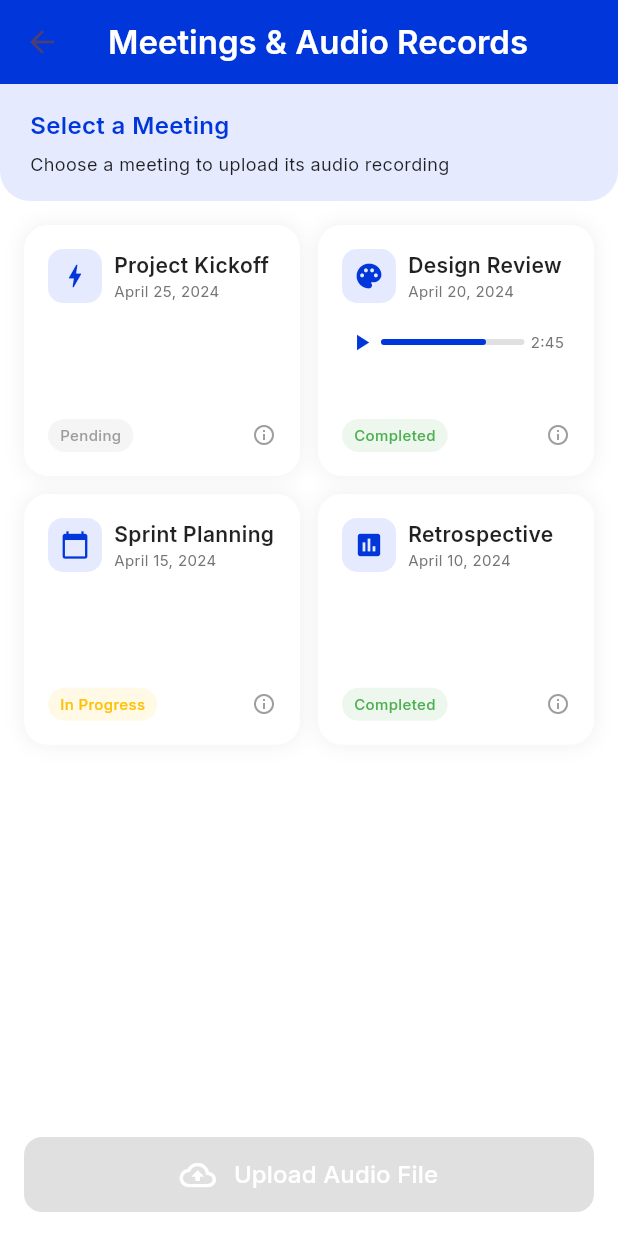
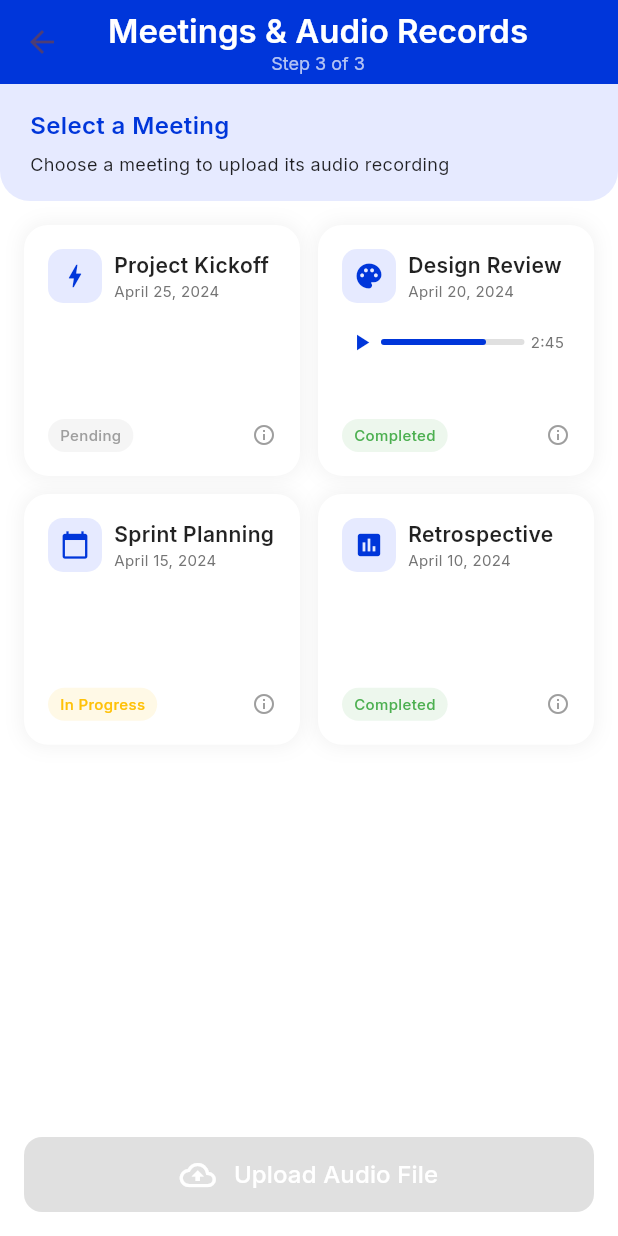
Before and after one commit to lailanabill/ReqBot, a Flutter app: the Record screen opened by its route, on a phone screen of 412 x 824 dp. Run offline on Flutter 3.47's test engine with Material 3 defaults, Android fonts, the phone set to English and light mode, and no system bars; our stand-ins replace animate_do, dio, flutter_dotenv, flutter_markdown, google_fonts, lottie and 4 more; missing offline and left inert: animated_introduction, dart:html, universal_html; accounts and stored records are empty.

Commit message:
editing the routing

```diff
--- a/reqbotui/lib/views/screens/record.dart
+++ b/reqbotui/lib/views/screens/record.dart
@@ -289,12 +289,23 @@ class _RecordState extends State<Record> with SingleTickerProviderStateMixin {
       backgroundColor: backgroundColor,
       appBar: AppBar(
         elevation: 0,
-        title: Text(
-          'Meetings & Audio Records',
-          style: GoogleFonts.inter(
-            fontWeight: FontWeight.w600,
-            color: Colors.white,
-          ),
+        title: Column(
+          children: [
+            Text(
+              'Meetings & Audio Records',
+              style: GoogleFonts.inter(
+                fontWeight: FontWeight.w600,
+                color: Colors.white,
+              ),
+            ),
+            Text(
+              'Step 3 of 3',
+              style: GoogleFonts.inter(
+                fontSize: 12,
+                color: Colors.white70,
+              ),
+            ),
+          ],
         ),
         backgroundColor: primaryColor,
       ),
```
Also changed, not shown: reqbotui/lib/views/screens/ProjectToDB.dart (+6 -5 lines).
